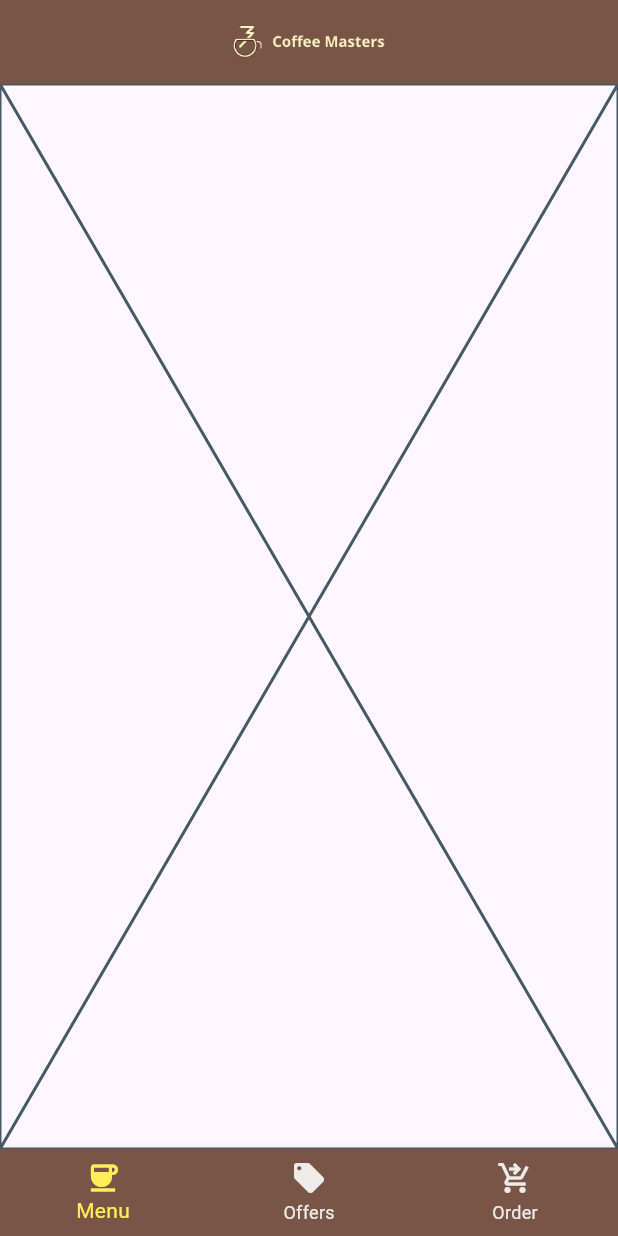
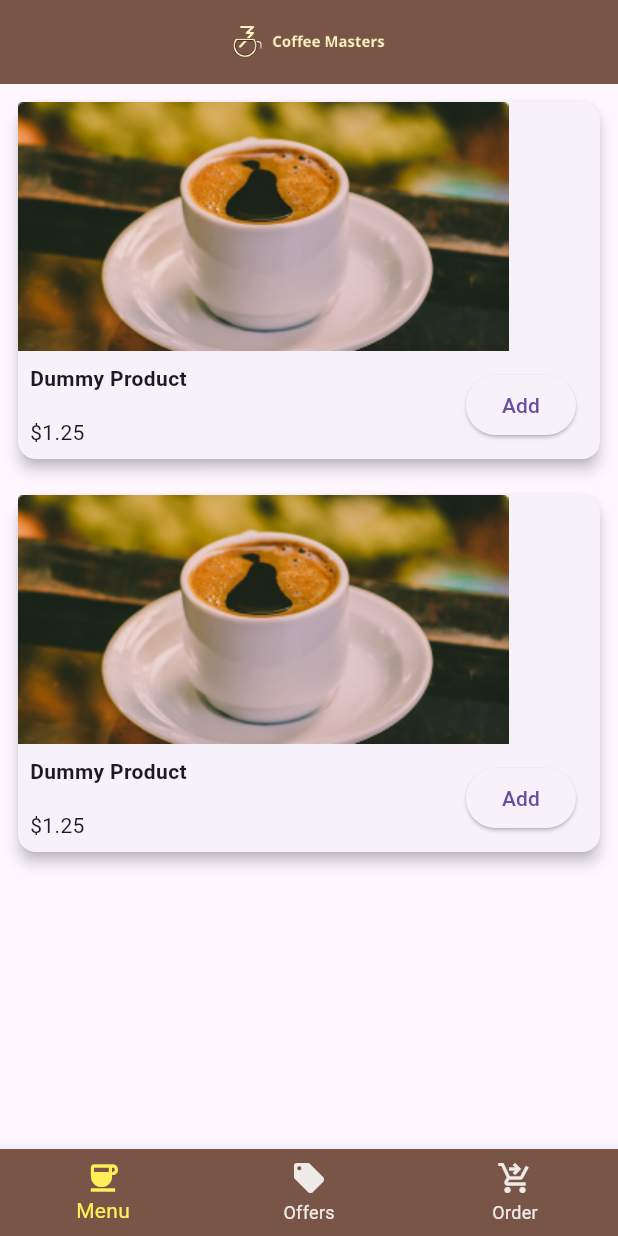
Before and after one commit to Alina-02/coffee_masters, a Flutter app: the screen it shows after launch, on a phone screen of 412 x 824 dp. Run offline on Flutter 3.47's test engine with Material 3 defaults, Android fonts, the phone set to English and light mode, and no system bars.

Commit message:
product item

```diff
--- a/lib/pages/menupage.dart
+++ b/lib/pages/menupage.dart
@@ -1,3 +1,4 @@
+import 'package:coffee_masters/datamodel.dart';
 import 'package:flutter/material.dart';
 
 class MenuPage extends StatelessWidget {
@@ -5,6 +6,68 @@ class MenuPage extends StatelessWidget {
 
   @override
   Widget build(BuildContext context) {
-    return const Placeholder();
+    var p = Product(id: 1, name: "Dummy Product", price: 1.25, image: "");
+    return ListView(
+      children: [
+        ProductItem(product: p, onAdd: () {}),
+        ProductItem(product: p, onAdd: () {}),
+      ],
+    );
   }
 }
+
+class ProductItem extends StatelessWidget {
+  final Product product;
+  final Function onAdd;
+
+  const ProductItem({super.key, required this.product, required this.onAdd});
+
+  @override
+  Widget build(BuildContext context) {
+    return Center(
+      child: Container(
+        padding: EdgeInsets.all(8),
+        child: Card(
+          elevation: 4,
+          child: Column(
+            crossAxisAlignment: CrossAxisAlignment.start,
+            children: [
+              Image.asset("images/black_coffee.png"),
+              Row(
+                mainAxisAlignment: MainAxisAlignment.spaceBetween,
+                children: [
+                  Column(
+                    crossAxisAlignment: CrossAxisAlignment.start,
+                    children: [
+                      Padding(
+                        padding: const EdgeInsets.all(8.0),
+                        child: Text(
+                          product.name,
+                          style: const TextStyle(fontWeight: FontWeight.bold),
+                        ),
+                      ),
+                      Padding(
+                        padding: const EdgeInsets.all(8.0),
+                        child: Text("\$${product.price}"),
+                      ),
+                    ],
+                  ),
+
+                  Padding(
+                    padding: const EdgeInsets.only(right: 16.0),
+                    child: ElevatedButton(
+                      onPressed: () {
+                        onAdd(product);
+                      },
+                      child: Text("Add"),
+                    ),
+                  ),
+                ],
+              ),
+            ],
+          ),
+        ),
+      ),
+    );
+  }
+}
```
